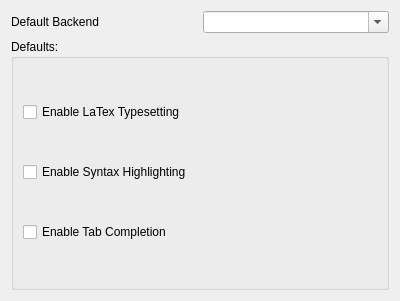
Above: src/settings.ui from KDE/cantor before the change. Below: the same form after it.
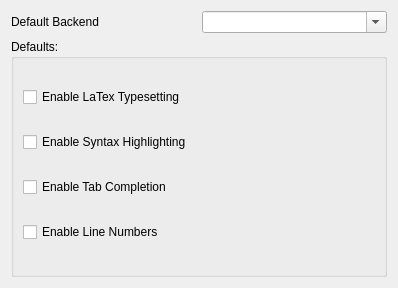
That is the form after the change.

Commit message: add option to show Line Numbers. This is especially useful for Maxima backend, to reuse previous results

```diff
--- a/src/settings.ui
+++ b/src/settings.ui
@@ -6,8 +6,8 @@
    <rect>
     <x>0</x>
     <y>0</y>
-    <width>400</width>
-    <height>301</height>
+    <width>398</width>
+    <height>288</height>
    </rect>
   </property>
   <layout class="QGridLayout" name="gridLayout">
@@ -58,6 +58,13 @@
           </property>
          </widget>
         </item>
+        <item>
+         <widget class="QCheckBox" name="kcfg_ExpressionNumberingDefault">
+          <property name="text">
+           <string>Enable Line Numbers</string>
+          </property>
+         </widget>
+        </item>
        </layout>
       </widget>
      </item>
```
The commit also changes 14 other files.
